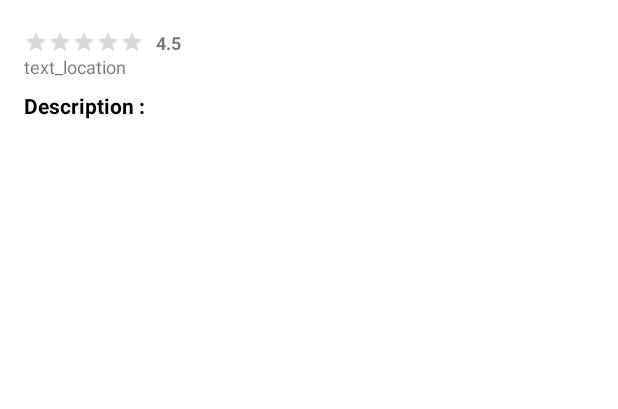
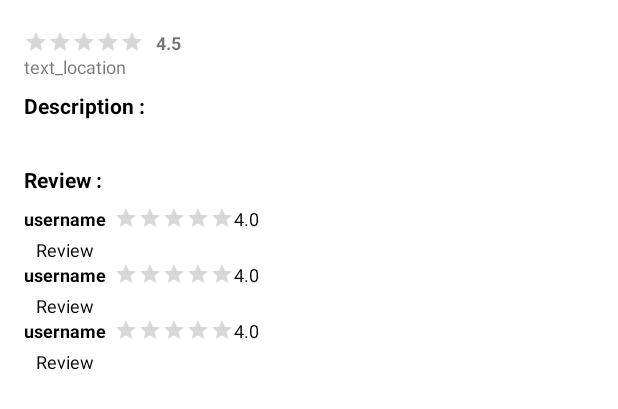
Before and after one commit to Bangkit-Capstone/AyoDolan-alter, an Android app: the layout content_detail.xml on its own in the app's theme, with its tools: preview values and no code run, on a phone screen of 412 x 824 dp. Shown: the top 409 px of the screen. Run offline under Robolectric (Android 15) with nearby library versions, the phone set to English and light mode, and no system bars.

Commit message:
adding item review

```diff
--- a/Mobile/AyoDolan/app/build.gradle
+++ b/Mobile/AyoDolan/app/build.gradle
@@ -61,4 +61,6 @@ dependencies {
     implementation "com.squareup.retrofit2:retrofit:2.9.0"
     implementation "com.squareup.retrofit2:converter-gson:2.9.0"
     implementation "com.squareup.okhttp3:logging-interceptor:4.9.0"
+
+    implementation "androidx.swiperefreshlayout:swiperefreshlayout:1.1.0"
 }
--- a/Mobile/AyoDolan/app/src/main/java/com/dicoding/capstone/ayodolan/core/data/entity/VacationEntity.kt
+++ b/Mobile/AyoDolan/app/src/main/java/com/dicoding/capstone/ayodolan/core/data/entity/VacationEntity.kt
@@ -10,5 +10,6 @@ data class VacationEntity (
     val location :String,
     val description :String,
     val image :String,
-    val rating :String
+    val rating :String,
+    var message : String? = null
     ) : Parcelable
--- a/Mobile/AyoDolan/app/src/main/java/com/dicoding/capstone/ayodolan/core/data/source/remote/RemoteDataSource.kt
+++ b/Mobile/AyoDolan/app/src/main/java/com/dicoding/capstone/ayodolan/core/data/source/remote/RemoteDataSource.kt
@@ -1,5 +1,6 @@
 package com.dicoding.capstone.ayodolan.core.data.source.remote
 
+import android.util.Log
 import com.dicoding.capstone.ayodolan.core.data.source.remote.network.ApiConfig
 import com.dicoding.capstone.ayodolan.core.data.source.remote.response.DataResponse
 import com.dicoding.capstone.ayodolan.core.data.source.remote.response.ResultsItem
@@ -19,6 +20,7 @@ class RemoteDataSource private constructor(private val apiConfig: ApiConfig){
             }
 
         private const val API_KEY = "5a015c1c464b9ace0f8ab1b8c5c3d328"
+        private const val TAG ="Remote Data Source"
     }
 
     fun getMoviePopular(callback: LoadDataCallback){
@@ -31,7 +33,7 @@ class RemoteDataSource private constructor(private val apiConfig: ApiConfig){
             }
 
             override fun onFailure(call: Call<DataResponse>, t: Throwable) {
-                TODO("Not yet implemented")
+                Log.e(TAG,"${t.message}")
             }
 
         })
@@ -47,7 +49,7 @@ class RemoteDataSource private constructor(private val apiConfig: ApiConfig){
             }
 
             override fun onFailure(call: Call<DataResponse>, t: Throwable) {
-                TODO("Not yet implemented")
+                Log.e(TAG,"${t.message}")
             }
 
         })
--- a/Mobile/AyoDolan/app/src/main/res/layout/content_detail.xml
+++ b/Mobile/AyoDolan/app/src/main/res/layout/content_detail.xml
@@ -73,17 +73,31 @@
             app:layout_constraintLeft_toLeftOf="@+id/desc"
             app:layout_constraintTop_toBottomOf="@+id/desc"
             />
+
+        <TextView
+            android:id="@+id/review"
+            android:layout_width="wrap_content"
+            android:layout_height="wrap_content"
+            app:layout_constraintTop_toBottomOf="@+id/text_desc"
+            app:layout_constraintBottom_toTopOf="@+id/rv_review"
+            android:layout_marginStart="16dp"
+            android:layout_marginEnd="16dp"
+            android:layout_marginTop="8dp"
+            android:text="Review : "
+            android:textStyle="bold"
+            android:textColor="@color/black"
+            app:layout_constraintLeft_toLeftOf="parent"/>
+        <androidx.recyclerview.widget.RecyclerView
+            android:id="@+id/rv_review"
+            android:layout_width="match_parent"
+            android:layout_height="wrap_content"
+            android:layout_marginStart="16dp"
+            android:layout_marginEnd="16dp"
+            android:layout_marginTop="8dp"
+            app:layout_constraintTop_toBottomOf="@+id/review"
+            app:layout_constraintLeft_toLeftOf="parent"
+            app:layout_constraintRight_toRightOf="parent"
+            tools:listitem="@layout/item_review"/>
     </androidx.constraintlayout.widget.ConstraintLayout>
 
-
-    <!--
-
-        <TextView
-            android:layout_width="wrap_content"
-            android:layout_height="wrap_content"
-            android:layout_margin="16dp"
-            android:text="text_description"/>
-
-    -->
-
 </androidx.core.widget.NestedScrollView>
--- /dev/null
+++ b/Mobile/AyoDolan/app/src/main/res/layout/item_review.xml
@@ -0,0 +1,56 @@
+<?xml version="1.0" encoding="utf-8"?>
+<androidx.constraintlayout.widget.ConstraintLayout xmlns:android="http://schemas.android.com/apk/res/android"
+    android:layout_width="match_parent"
+    android:layout_height="wrap_content"
+    xmlns:app="http://schemas.android.com/apk/res-auto">
+
+    <TextView
+        android:id="@+id/text_username"
+        android:layout_width="wrap_content"
+        android:layout_height="wrap_content"
+        android:textSize="12sp"
+        android:textColor="@color/black"
+        android:textStyle="bold"
+        android:text="username"
+        app:layout_constraintLeft_toLeftOf="parent"
+        app:layout_constraintTop_toTopOf="parent"/>
+    <RatingBar
+        android:id="@+id/star_rate_review"
+        android:layout_width="wrap_content"
+        android:layout_height="wrap_content"
+        android:layout_marginStart="5dp"
+        android:numStars="5"
+        android:stepSize="0.1"
+        android:progressTint="@color/yellow"
+        android:secondaryProgressTint="@color/yellow"
+        android:focusableInTouchMode="false"
+        android:focusable="false"
+        style="?android:attr/ratingBarStyleSmall"
+        app:layout_constraintLeft_toRightOf="@+id/text_username"
+        app:layout_constraintTop_toTopOf="parent"/>
+
+    <TextView
+        android:id="@+id/text_star"
+        android:layout_width="wrap_content"
+        android:layout_height="wrap_content"
+        android:textSize="12sp"
+        android:text="4.0"
+        android:textColor="@color/black"
+        app:layout_constraintLeft_toRightOf="@+id/star_rate_review"
+        app:layout_constraintTop_toTopOf="parent"/>
+
+    <TextView
+        android:id="@+id/text_review"
+        android:layout_width="wrap_content"
+        android:layout_height="wrap_content"
+        android:textSize="12sp"
+        android:textColor="@color/black"
+        android:layout_marginStart="8dp"
+        android:layout_marginTop="4dp"
+        android:text="Review"
+        app:layout_constraintTop_toBottomOf="@+id/text_username"
+        app:layout_constraintLeft_toLeftOf="parent"/>
+
+
+
+</androidx.constraintlayout.widget.ConstraintLayout>
```
Also changed, not shown: Mobile/AyoDolan/app/src/main/java/com/dicoding/capstone/ayodolan/core/data/MovieRepository.kt (+4 -9 lines), Mobile/AyoDolan/app/src/main/java/com/dicoding/capstone/ayodolan/core/data/entity/ParkEntity.kt (deleted, +0 -10 lines), Mobile/AyoDolan/app/src/main/java/com/dicoding/capstone/ayodolan/core/data/entity/ReviewEntity.kt (added, +12 -0 lines), Mobile/AyoDolan/app/src/main/java/com/dicoding/capstone/ayodolan/core/data/ui/ParkAdapter.kt (deleted, +0 -50 lines), Mobile/AyoDolan/app/src/main/java/com/dicoding/capstone/ayodolan/core/data/ui/ReviewAdapter.kt (added, +48 -0 lines), Mobile/AyoDolan/app/src/main/java/com/dicoding/capstone/ayodolan/ui/list/ListActivity.kt (+10 -8 lines), Mobile/AyoDolan/app/src/main/res/layout/activity_main.xml (+10 -7 lines).
